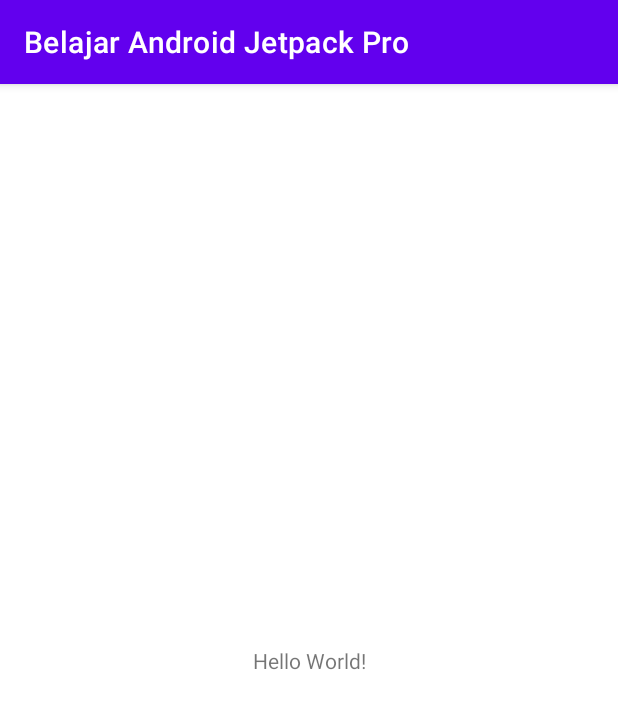
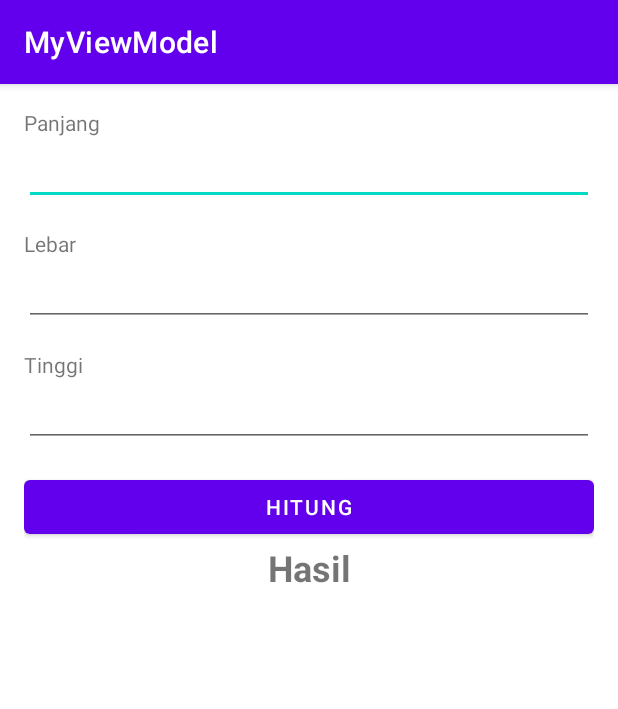
Before and after one commit to gadogado092/Dicoding-Belajar-Android-Jetpack-Pro, an Android app: the screen it shows after launch (MainActivity), on a phone screen of 412 x 824 dp. Shown: the top 709 px of the screen. Run offline under Robolectric (Android 15) with nearby library versions, the phone set to English and light mode, and no system bars.

Commit message:
add some string and set UI

```diff
--- a/app/src/main/res/layout/activity_main.xml
+++ b/app/src/main/res/layout/activity_main.xml
@@ -1,18 +1,62 @@
 <?xml version="1.0" encoding="utf-8"?>
-<androidx.constraintlayout.widget.ConstraintLayout xmlns:android="http://schemas.android.com/apk/res/android"
-    xmlns:app="http://schemas.android.com/apk/res-auto"
-    xmlns:tools="http://schemas.android.com/tools"
+<LinearLayout xmlns:android="http://schemas.android.com/apk/res/android"
     android:layout_width="match_parent"
     android:layout_height="match_parent"
-    tools:context=".MainActivity">
+    android:orientation="vertical"
+    android:padding="16dp">
 
     <TextView
-        android:layout_width="wrap_content"
+        android:layout_width="match_parent"
         android:layout_height="wrap_content"
-        android:text="Hello World!"
-        app:layout_constraintBottom_toBottomOf="parent"
-        app:layout_constraintLeft_toLeftOf="parent"
-        app:layout_constraintRight_toRightOf="parent"
-        app:layout_constraintTop_toTopOf="parent" />
+        android:text="@string/length" />
 
-</androidx.constraintlayout.widget.ConstraintLayout>
+    <EditText
+        android:id="@+id/edt_length"
+        android:layout_width="match_parent"
+        android:layout_height="wrap_content"
+        android:layout_marginBottom="16dp"
+        android:inputType="numberDecimal"
+        android:lines="1" />
+
+    <TextView
+        android:layout_width="match_parent"
+        android:layout_height="wrap_content"
+        android:text="@string/width" />
+
+    <EditText
+        android:id="@+id/edt_width"
+        android:layout_width="match_parent"
+        android:layout_height="wrap_content"
+        android:layout_marginBottom="16dp"
+        android:inputType="numberDecimal"
+        android:lines="1" />
+
+    <TextView
+        android:layout_width="match_parent"
+        android:layout_height="wrap_content"
+        android:text="@string/height" />
+
+    <EditText
+        android:id="@+id/edt_height"
+        android:layout_width="match_parent"
+        android:layout_height="wrap_content"
+        android:layout_marginBottom="16dp"
+        android:inputType="numberDecimal"
+        android:lines="1" />
+
+    <Button
+        android:id="@+id/btn_calculate"
+        android:layout_width="match_parent"
+        android:layout_height="wrap_content"
+        android:text="@string/calculate" />
+
+    <TextView
+        android:id="@+id/tv_result"
+        android:layout_width="match_parent"
+        android:layout_height="wrap_content"
+        android:gravity="center"
+        android:text="@string/result"
+        android:textSize="24sp"
+        android:textStyle="bold" />
+
+</LinearLayout>
--- a/app/src/main/res/values/strings.xml
+++ b/app/src/main/res/values/strings.xml
@@ -1,3 +1,8 @@
 <resources>
-    <string name="app_name">Belajar Android Jetpack Pro</string>
+    <string name="app_name">MyViewModel</string>
+    <string name="width">Lebar</string>
+    <string name="result">Hasil</string>
+    <string name="calculate">Hitung</string>
+    <string name="height">Tinggi</string>
+    <string name="length">Panjang</string>
 </resources>
```
